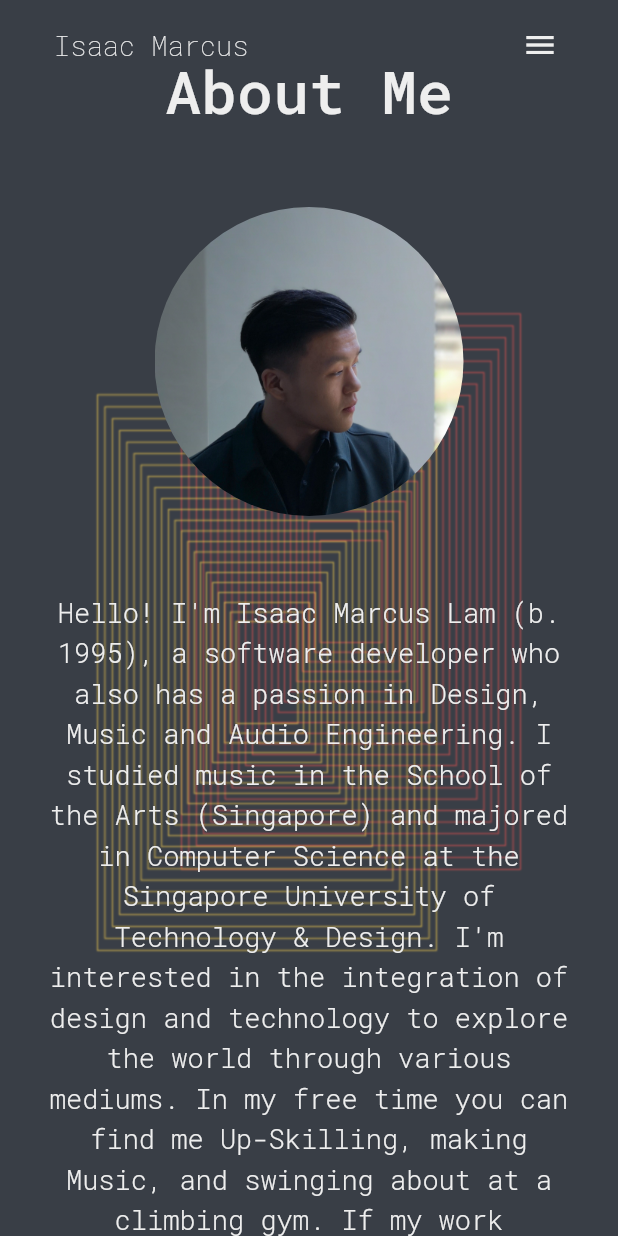
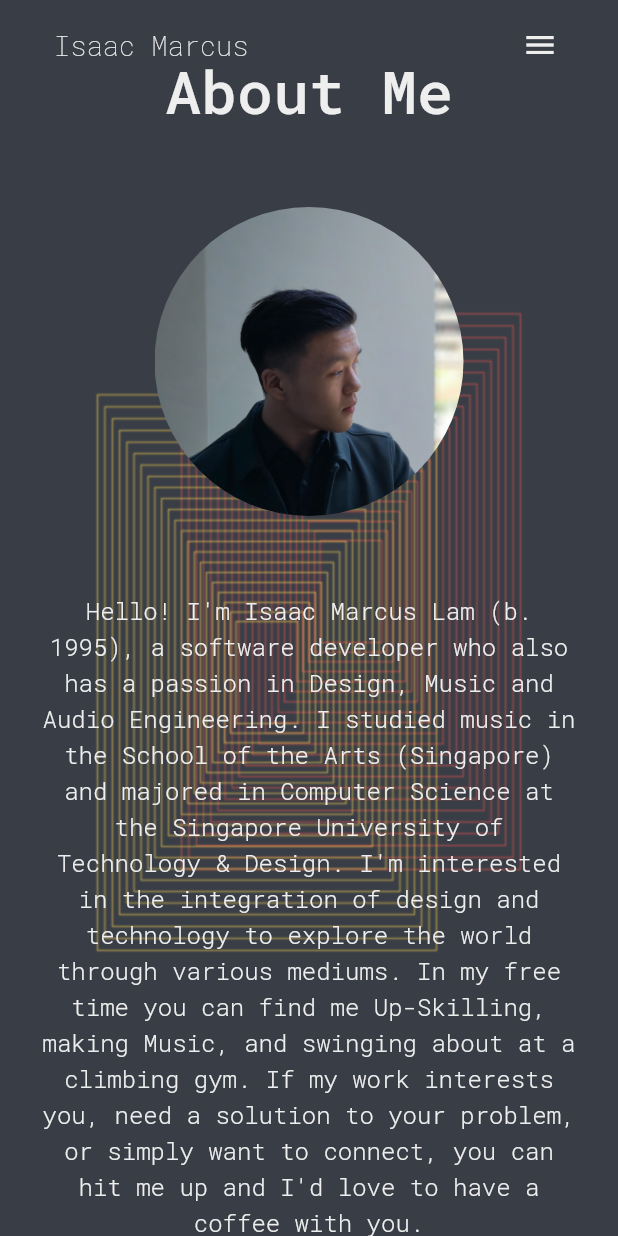
Before and after one commit to isaacmarcus/cvapp, a Flutter app: the screen it shows after launch, after a tap on the "menu" icon, after a tap on "ABOUT", on a phone screen of 412 x 824 dp. Run offline on Flutter 3.47's test engine with Material 2 defaults, Android fonts, the light colour scheme and no system bars; our stand-ins replace animated_splash_screen, page_transition.

Commit message:
added webapp icon, changed some font sizing

```diff
--- a/lib/constants.dart
+++ b/lib/constants.dart
@@ -20,6 +20,8 @@ const kSymPadSmall = EdgeInsets.symmetric(horizontal: 28);
 const kScreenWidthL = 1080;
 const kScreenWidthM = 725;
 const kScreenWidthS = 650;
+const double kLogoSizeS = 20;
+const double kLogoSizeL = 40;
 
 const kAnimationDuration = Duration(milliseconds: 300);
 
@@ -62,10 +64,33 @@ ThemeData themeData = ThemeData(
       fontSize: 40,
       fontWeight: FontWeight.w500,
     ),
+    headline3: TextStyle(
+      color: Color(0xFFeeeeee),
+      fontSize: 16,
+      fontWeight: FontWeight.w300,
+    ),
+    // Used for card desc small
+    headline4: TextStyle(
+      color: Color(0xFFeeeeee),
+      fontSize: 12,
+      fontWeight: FontWeight.w200,
+    ),
     headline5: TextStyle(
       color: Color(0xFFeeeeee),
       fontSize: 18,
       fontWeight: FontWeight.w200,
+    ),
+    subtitle1: TextStyle(
+      color: Color(0xFFeeeeee),
+      fontSize: 16,
+      fontWeight: FontWeight.w300,
+      height: 1.5,
+    ),
+    subtitle2: TextStyle(
+      color: Color(0xFFeeeeee),
+      fontSize: 12,
+      fontWeight: FontWeight.w300,
+      height: 1.5,
     ),
     bodyText1: TextStyle(
       color: Color(0xFFeeeeee),
@@ -73,12 +98,14 @@ ThemeData themeData = ThemeData(
       fontWeight: FontWeight.w300,
       height: 1.5,
     ),
+    // Used for card Title Large
     bodyText2: TextStyle(
       color: Color(0xFFeeeeee),
-      fontSize: 22,
+      fontSize: 16,
       fontWeight: FontWeight.w300,
       height: 1.5,
     ),
+    // Used for card desc large
     caption: TextStyle(
       color: Color(0xFFeeeeee),
       fontSize: 16,
--- a/lib/screens/about_section.dart
+++ b/lib/screens/about_section.dart
@@ -103,7 +103,7 @@ class _AboutSectionState extends State<AboutSection> {
         // Text description for bio/about me
         Text(
           kBio,
-          style: themeData.textTheme.bodyText1,
+          style: themeData.textTheme.bodyText2,
           maxLines: 50,
           textAlign: TextAlign.center,
         ),
--- a/lib/screens/contact_section.dart
+++ b/lib/screens/contact_section.dart
@@ -87,7 +87,9 @@ class ContactSection extends StatelessWidget {
               ),
               Text(
                 "Any Enquiries",
-                style: themeData.textTheme.headline2,
+                style: screenWidth <= 725
+                    ? themeData.textTheme.bodyText1
+                    : themeData.textTheme.headline2,
               ),
               SizedBox(
                 height: 10,
--- a/lib/widgets/work_card.dart
+++ b/lib/widgets/work_card.dart
@@ -107,14 +107,13 @@ class _WorkCardState extends State<WorkCard>
                                   : Colors.black.withOpacity(0.65),
                               child: Text(
                                 widget.title,
-                                style: themeData.textTheme.bodyText2,
+                                style: screenWidth <= 725
+                                    ? themeData.textTheme.subtitle2
+                                    : themeData.textTheme.subtitle1,
                               ),
                             ),
                           ],
                         ),
-                  // SizedBox(
-                  //   height: 10,
-                  // ),
                   noTitle == true
                       ? Container()
                       : Row(
@@ -131,14 +130,15 @@ class _WorkCardState extends State<WorkCard>
                                 child: Text(
                                   widget.description,
                                   maxLines: 4,
-                                  style: themeData.textTheme.caption,
+                                  style: screenWidth <= 725
+                                      ? themeData.textTheme.headline4
+                                      : themeData.textTheme.caption,
                                 ),
                               ),
                             ),
                           ],
                         ),
                   Spacer(),
-
                   Row(
                     mainAxisAlignment: MainAxisAlignment.center,
                     children: [
@@ -148,8 +148,12 @@ class _WorkCardState extends State<WorkCard>
                           : Opacity(
                               opacity: 0.75,
                               child: Container(
-                                width: 40,
-                                height: 40,
+                                width: screenWidth <= 725
+                                    ? kLogoSizeS
+                                    : kLogoSizeL,
+                                height: screenWidth <= 725
+                                    ? kLogoSizeS
+                                    : kLogoSizeL,
                                 decoration: BoxDecoration(
                                     shape: BoxShape.circle,
                                     image: DecorationImage(
@@ -164,8 +168,12 @@ class _WorkCardState extends State<WorkCard>
                           : Opacity(
                               opacity: 0.75,
                               child: Container(
-                                width: 40,
-                                height: 40,
+                                width: screenWidth <= 725
+                                    ? kLogoSizeS
+                                    : kLogoSizeL,
+                                height: screenWidth <= 725
+                                    ? kLogoSizeS
+                                    : kLogoSizeL,
                                 decoration: BoxDecoration(
                                     shape: BoxShape.circle,
                                     image: DecorationImage(
@@ -181,7 +189,7 @@ class _WorkCardState extends State<WorkCard>
                             Tween(begin: 0.0, end: 0.25).animate(_controller),
                         child: Icon(
                           Icons.arrow_forward_rounded,
-                          size: 40,
+                          size: screenWidth <= 725 ? kLogoSizeS : kLogoSizeL,
                         ),
                       ),
                     ],
```
Also changed, not shown: 28 other files.
